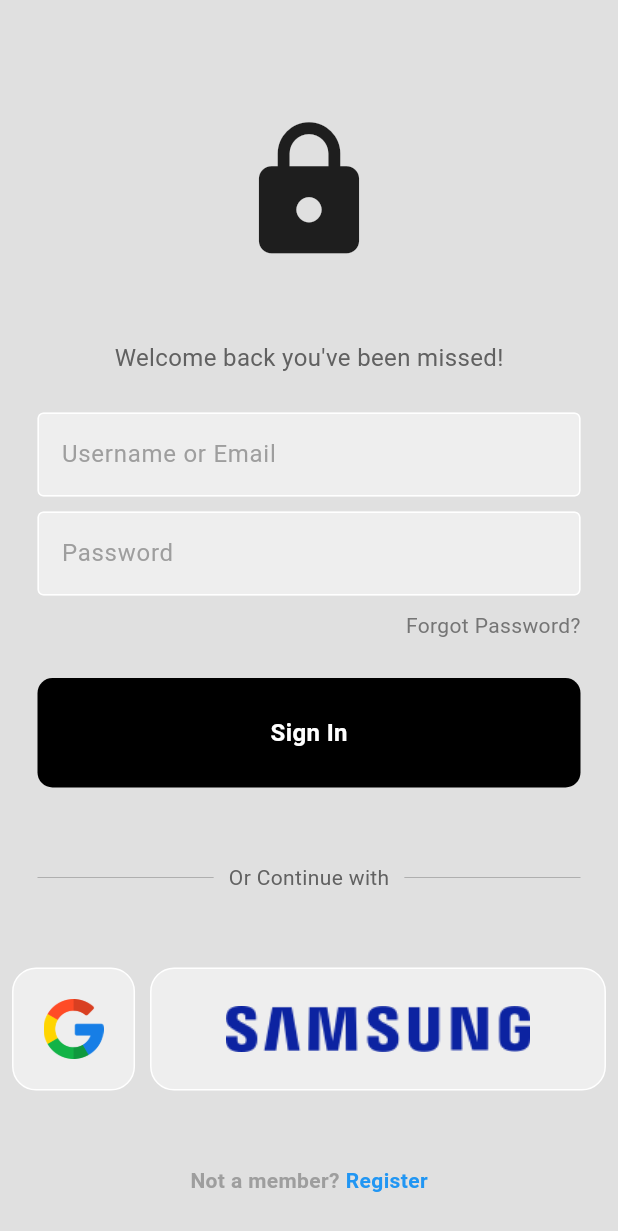
After one commit to JnJuste/MobileProgrammingSprint, a Flutter app: the LoginPage screen opened directly, on a phone screen of 412 x 824 dp. The commit adds this screen. Shown: the top 1231 px of the screen. Run offline on Flutter 3.47's test engine with Material 3 defaults, Android fonts, the phone set to English and light mode, and no system bars; our stand-ins replace connectivity_plus, math_expressions, shared_preferences; accounts and stored records are empty.

Commit message:
Login With Google API

```diff
--- a/lib/main.dart
+++ b/lib/main.dart
@@ -1,6 +1,7 @@
 import 'package:flutter/material.dart';
 import 'package:navigation_bar/screens/bottomTabBar/FabTabsBar.dart';
-import 'package:navigation_bar/theme_provider.dart';
+import 'package:navigation_bar/screens/login/login.dart';
+import 'package:navigation_bar/screens/drawer/theme_provider.dart';
 import 'package:provider/provider.dart';
 
 void main() {
@@ -25,6 +26,7 @@ class MyApp extends StatelessWidget {
         darkTheme: ThemeData.dark(),
         themeMode: provider.themeMode,
         home: FabBar(selectedIndex: 0),
+        //home: LoginPage(),
       );
     });
   }
--- a/lib/screens/drawer/drawer.dart
+++ b/lib/screens/drawer/drawer.dart
@@ -1,6 +1,6 @@
 import 'package:flutter/material.dart';
 import 'package:navigation_bar/screens/bottomTabBar/FabTabsBar.dart';
-import 'package:navigation_bar/theme_provider.dart';
+import 'package:navigation_bar/screens/drawer/theme_provider.dart';
 import 'package:provider/provider.dart';
 
 class SideMenu extends StatefulWidget {
@@ -89,7 +89,7 @@ class _SideMenuState extends State<SideMenu> {
             },
           ),
 
-          // DropdownButton as a trailing widget
+          // DropdownButton as a trailing widget to enable Theme Mode(Light, Dark or System)
           Consumer<ThemeProvider>(
             builder: (context, provider, child) {
               return ListTile(
--- /dev/null
+++ b/lib/screens/login/login.dart
@@ -0,0 +1,152 @@
+import 'package:flutter/material.dart';
+import 'package:navigation_bar/screens/login/myButton.dart';
+import 'package:navigation_bar/screens/login/squareTile.dart';
+import 'package:navigation_bar/screens/login/textField.dart';
+
+class LoginPage extends StatelessWidget {
+  LoginPage({super.key});
+
+  // Text Editing Controller
+  final usernameController = TextEditingController();
+  final passwordController = TextEditingController();
+
+  //Method to Sign In
+  void signInUser() {}
+  @override
+  Widget build(BuildContext context) {
+    return Scaffold(
+      backgroundColor: Colors.grey[300],
+      body: SafeArea(
+        child: Center(
+          child: Column(
+            mainAxisAlignment: MainAxisAlignment.center,
+            children: [
+              const SizedBox(height: 50),
+              //Logo Image
+              const Icon(
+                Icons.lock,
+                size: 100,
+              ),
+              const SizedBox(height: 50),
+              //Welcome back, We've been missing you!
+              Text(
+                'Welcome back you\'ve been missed!',
+                style: TextStyle(
+                  color: Colors.grey[700],
+                  fontSize: 16,
+                ),
+              ),
+              const SizedBox(height: 25),
+
+              //Username TextField
+              MyTextField(
+                controller: usernameController,
+                hintText: 'Username or Email',
+                obscureText: false,
+              ),
+
+              const SizedBox(height: 10),
+              //Password TextField
+
+              MyTextField(
+                controller: passwordController,
+                hintText: 'Password',
+                obscureText: true,
+              ),
+
+              const SizedBox(height: 10),
+              //Forgot Password?
+              Padding(
+                padding: const EdgeInsets.symmetric(horizontal: 25.0),
+                child: Row(
+                  mainAxisAlignment: MainAxisAlignment.end,
+                  children: [
+                    Text(
+                      'Forgot Password?',
+                      style: TextStyle(color: Colors.grey[600]),
+                    ),
+                  ],
+                ),
+              ),
+
+              const SizedBox(height: 25),
+              //Sign In Button
+
+              MyButton(
+                onTap: signInUser,
+              ),
+
+              const SizedBox(height: 50),
+
+              //Or continue with
+              Padding(
+                padding: const EdgeInsets.symmetric(horizontal: 25.0),
+                child: Row(
+                  children: [
+                    Expanded(
+                      child: Divider(
+                        thickness: 0.5,
+                        color: Colors.grey[500],
+                      ),
+                    ),
+                    Padding(
+                      padding: const EdgeInsets.symmetric(horizontal: 10.0),
+                      child: Text(
+                        'Or Continue with',
+                        style: TextStyle(color: Colors.grey[700]),
+                      ),
+                    ),
+                    Expanded(
+                      child: Divider(
+                        thickness: 0.5,
+                        color: Colors.grey[500],
+                      ),
+                    ),
+                  ],
+                ),
+              ),
+
+              const SizedBox(height: 50),
+              //Continue With Google or Samsung sign In Button
+              const Row(
+                mainAxisAlignment: MainAxisAlignment.center,
+                children: [
+                  //Google Button
+                  SquareTile(imagePath: 'assets/google.png'),
+
+                  SizedBox(width: 10),
+                  //Samsung Button
+                  SquareTile(imagePath: 'assets/samsung.png')
+                ],
+              ),
+
+              const SizedBox(height: 50),
+
+              //Not a Member?, Register now
+              const Row(
+                mainAxisAlignment: MainAxisAlignment.center,
+                children: [
+                  Text(
+                    'Not a member?',
+                    style: TextStyle(
+                      color: Colors.grey,
+                      fontWeight: FontWeight.bold,
+                    ),
+                  ),
+                  SizedBox(width: 4),
+                  Text(
+                    'Register',
+                    style: TextStyle(
+                      color: Colors.blue,
+                      fontWeight: FontWeight.bold,
+                    ),
+                  ),
+                ],
+              )
+            ],
+          ),
+        ),
+      ),
+    );
+  }
+}
--- /dev/null
+++ b/lib/screens/login/myButton.dart
@@ -0,0 +1,29 @@
+import 'package:flutter/material.dart';
+
+class MyButton extends StatelessWidget {
+  final Function()? onTap;
+  const MyButton({super.key, required this.onTap});
+
+  @override
+  Widget build(BuildContext context) {
+    return GestureDetector(
+      onTap: onTap,
+      child: Container(
+        padding: const EdgeInsets.all(25),
+        margin: const EdgeInsets.symmetric(horizontal: 25),
+        decoration: BoxDecoration(
+            color: Colors.black, borderRadius: BorderRadius.circular(10)),
+        child: const Center(
+          child: Text(
+            "Sign In",
+            style: TextStyle(
+              color: Colors.white,
+              fontWeight: FontWeight.bold,
+              fontSize: 16,
+            ),
+          ),
+        ),
+      ),
+    );
+  }
+}
--- /dev/null
+++ b/lib/screens/login/squareTile.dart
@@ -0,0 +1,23 @@
+import 'package:flutter/material.dart';
+
+class SquareTile extends StatelessWidget {
+  final String imagePath;
+
+  const SquareTile({super.key, required this.imagePath});
+
+  @override
+  Widget build(BuildContext context) {
+    return Container(
+      padding: EdgeInsets.all(20),
+      decoration: BoxDecoration(
+        border: Border.all(color: Colors.white),
+        borderRadius: BorderRadius.circular(16),
+        color: Colors.grey[200],
+      ),
+      child: Image.asset(
+        imagePath,
+        height: 40,
+      ),
+    );
+  }
+}
--- /dev/null
+++ b/lib/screens/login/textField.dart
@@ -0,0 +1,35 @@
+import 'package:flutter/material.dart';
+
+class MyTextField extends StatelessWidget {
+  final controller;
+  final String hintText; // What to write in the Text Field
+  final bool obscureText; //Mainly to hide the Password
+
+  const MyTextField(
+      {super.key,
+      required this.controller,
+      required this.hintText,
+      required this.obscureText});
+
+  @override
+  Widget build(BuildContext context) {
+    return Padding(
+      padding: const EdgeInsets.symmetric(horizontal: 25.0),
+      child: TextField(
+        controller: controller,
+        obscureText: obscureText,
+        decoration: InputDecoration(
+            enabledBorder: const OutlineInputBorder(
+              borderSide: BorderSide(color: Colors.white),
+            ),
+            focusedBorder: OutlineInputBorder(
+              borderSide: BorderSide(color: Colors.grey.shade400),
+            ),
+            fillColor: Colors.grey.shade200,
+            filled: true,
+            hintText: hintText,
+            hintStyle: TextStyle(color: Colors.grey[500])),
+      ),
+    );
+  }
+}
--- a/pubspec.yaml
+++ b/pubspec.yaml
@@ -35,6 +35,7 @@ dependencies:
   # The following adds the Cupertino Icons font to your application.
   # Use with the CupertinoIcons class for iOS style icons.
   cupertino_icons: ^1.0.2
+  font_awesome_flutter: ^10.7.0
   math_expressions: ^2.4.0
   shared_preferences: ^2.2.2
   connectivity_plus: ^5.0.2
@@ -67,6 +68,8 @@ flutter:
     - assets/burger.jpg
     - assets/no_internet.png
     - assets/profile.jpg
+    - assets/google.png
+    - assets/samsung.png
 
   # An image asset can refer to one or more resolution-specific "variants", see
   # https://flutter.dev/assets-and-images/#resolution-aware
```
Also changed, not shown: assets/google.png (added), assets/samsung.png (added), lib/screens/drawer/theme_provider.dart (renamed from lib/theme_provider.dart), pubspec.lock.
